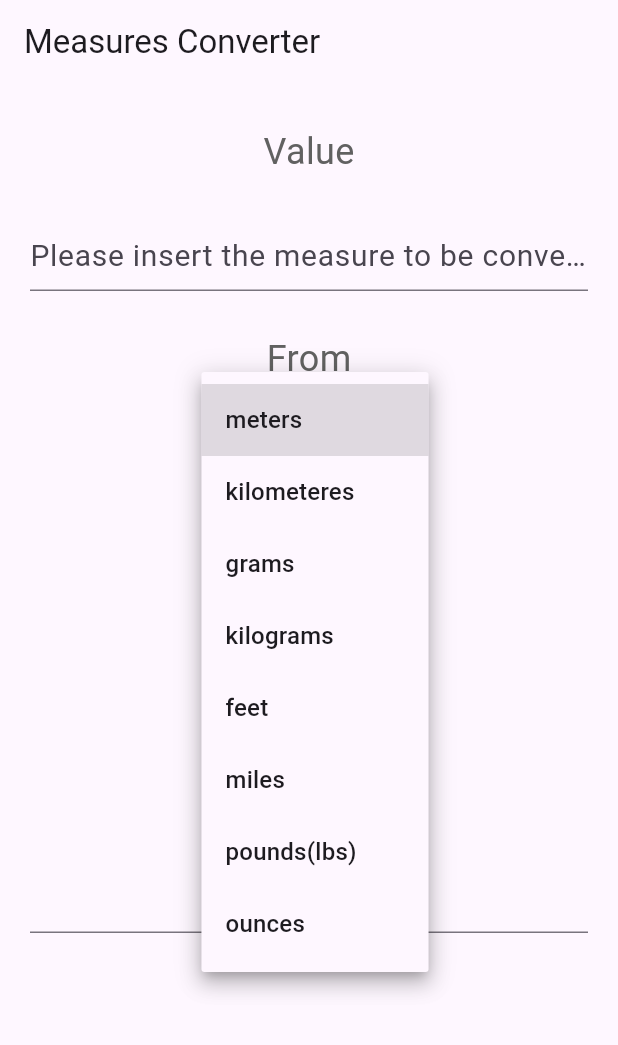
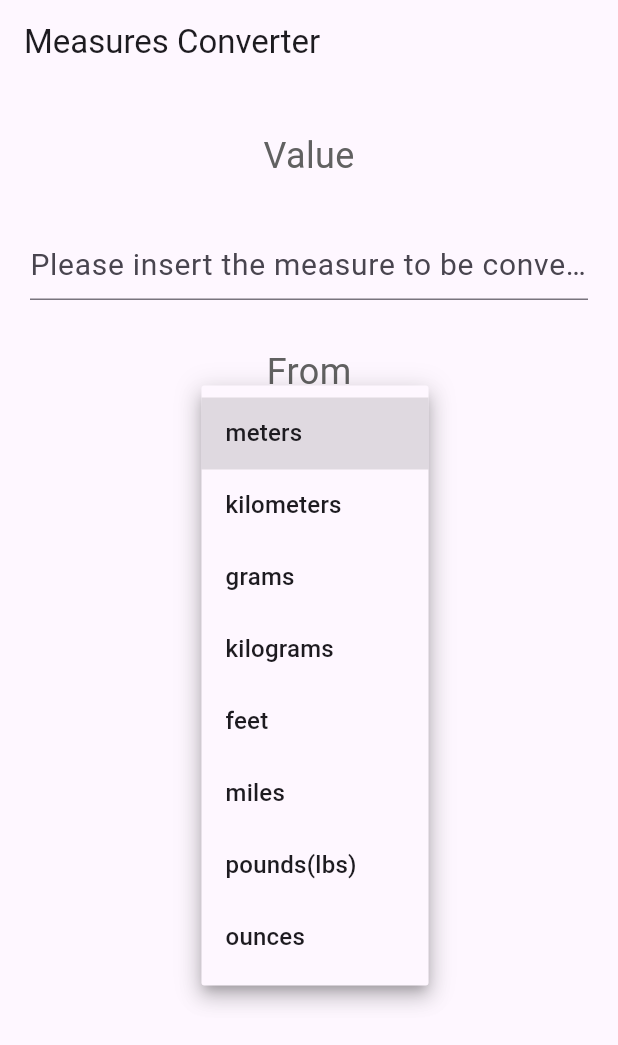
Before and after one commit to Kwasi48/miles_kilometers, a Flutter app: the screen it shows after launch, after a tap on the "arrow drop down" icon, on a phone screen of 412 x 824 dp. Shown: the top 1045 px of the screen. Run offline on Flutter 3.47's test engine with Material 3 defaults, Android fonts, the light colour scheme and no system bars.

Commit message:
app completed

```diff
--- a/lib/main.dart
+++ b/lib/main.dart
@@ -12,10 +12,10 @@
 
 class _MyAppState extends State<MyApp> {
   final Map<String, int> _measureMap = {
-    'meteres': 0,
+    'meters': 0,
     'kilometers': 1,
     'grams': 2,
-    'kilograms': 2,
+    'kilograms': 3,
     'feet': 4,
     'miles': 5,
     'pounds (lbs)': 6,
@@ -35,7 +35,7 @@
 
   final List<String> _measures = [
     'meters',
-    'kilometeres',
+    'kilometers',
     'grams',
     'kilograms',
     'feet',
@@ -159,16 +159,6 @@
                   Spacer(
                     flex: 2,
                   ),
-                  TextField(
-                    onChanged: (text) {
-                      var rv = double.tryParse(text);
-                      if (rv != null) {
-                        setState(() {
-                          _numberFrom = rv;
-                        });
-                      }
-                    },
-                  ),
                   Text(
                     (_resultMessage == null) ? '' : _resultMessage!,
                     style: labelStyle,
@@ -184,8 +174,8 @@
   }
 
   void convert(double value, String from, String to) {
-    int? nFrom = _measureMap[from];
-    int? nTo = _measureMap[to];
+    int nFrom = _measureMap[from]!;
+    int nTo = _measureMap[to]!;
     var multiplier = _formulas[nFrom.toString()][nTo];
     var result = value * multiplier;
 
```
